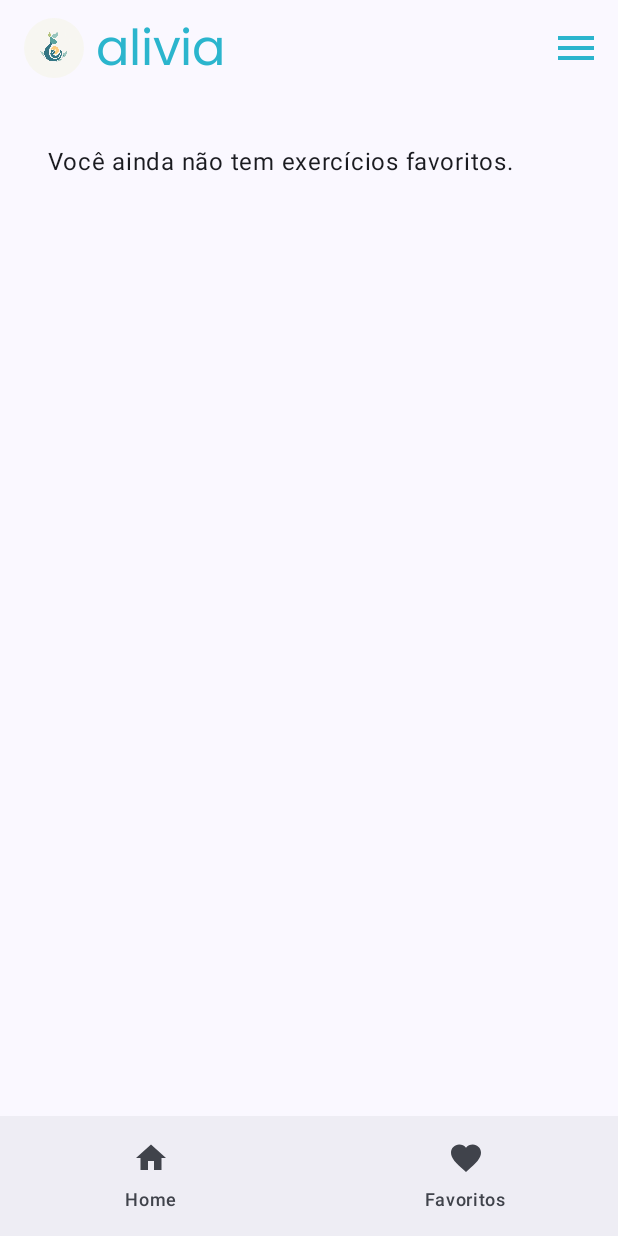
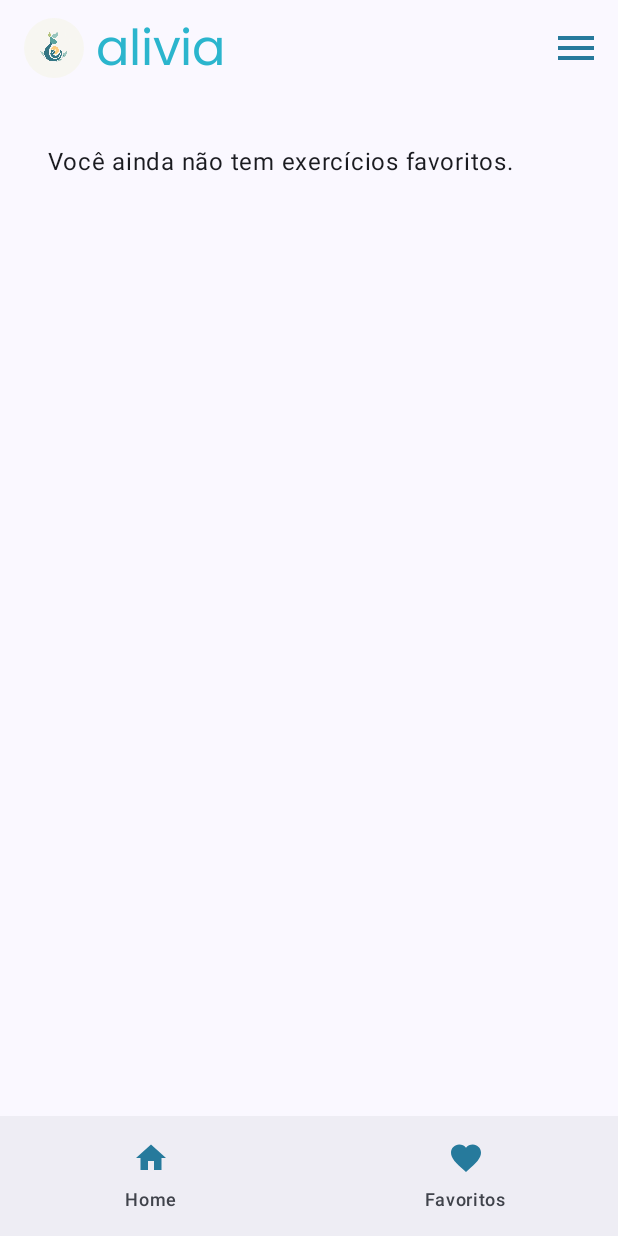
Before and after one commit to VictorCR18/Alivia, an Android app built with Jetpack Compose: the screen it shows after launch (MainActivity), item 2 of the bottom bar chosen, on a phone screen of 412 x 824 dp. Run offline under Robolectric (Android 15) with nearby library versions, the light colour scheme and no system bars; our stand-ins replace accompanist.

Commit message:
finalizado(eu acho)

```diff
--- a/app/src/main/java/com/example/alivia/models/TrainingData.kt
+++ b/app/src/main/java/com/example/alivia/models/TrainingData.kt
@@ -21,7 +21,6 @@ data class StretchingSession(
     val bodyPart: BodyPart, // Parte do corpo a ser trabalhada
     val exercises: List<StretchingExercise>, // Lista de exercícios para o treino
     val isFavorite: MutableState<Boolean> = mutableStateOf(false),
-    val isSubscribed: MutableState<Boolean> = mutableStateOf(false),
     val imageRes: Int // Imagem do treino
 )
 
@@ -42,7 +41,7 @@ val stretchingSessions = listOf(
                 name = "Alongamento de Isquiotibiais",
                 description = "Estique os músculos da parte de trás da coxa.",
                 duration = "30 segundos",
-                imageRes = R.drawable.img3,
+                imageRes = R.drawable.alongamento_de_isquiotibiais,
                 videoFileName = "videoplayback"
             ),
             StretchingExercise(
@@ -50,7 +49,7 @@ val stretchingSessions = listOf(
                 name = "Alongamento de Quadríceps",
                 description = "Estique os músculos da parte frontal da coxa.",
                 duration = "30 segundos",
-                imageRes = R.drawable.img3,
+                imageRes = R.drawable.alongamento_de_quadriceps,
                 videoFileName = "videoplayback"
             ),
             StretchingExercise(
@@ -58,13 +57,12 @@ val stretchingSessions = listOf(
                 name = "Alongamento de Panturrilha",
                 description = "Estique os músculos da panturrilha.",
                 duration = "20 segundos",
-                imageRes = R.drawable.img3,
+                imageRes = R.drawable.alongamento_de_panturrilha,
                 videoFileName = "videoplayback"
             )
         ),
         isFavorite = mutableStateOf(false),
-        isSubscribed = mutableStateOf(false),
-        imageRes = R.drawable.img3
+        imageRes = R.drawable.alongamento_pernas
     ),
     StretchingSession(
         id = 2,
@@ -77,7 +75,7 @@ val stretchingSessions = listOf(
                 name = "Alongamento de Bíceps",
                 description = "Estique os músculos do bíceps.",
                 duration = "20 segundos",
-                imageRes = R.drawable.img3,
+                imageRes = R.drawable.alongamento_de_biceps,
                 videoFileName = "videoplayback"
             ),
             StretchingExercise(
@@ -85,7 +83,7 @@ val stretchingSessions = listOf(
                 name = "Alongamento de Tríceps",
                 description = "Estique os músculos do tríceps.",
                 duration = "20 segundos",
-                imageRes = R.drawable.img3,
+                imageRes = R.drawable.alongamento_de_triceps,
                 videoFileName = "videoplayback"
             ),
             StretchingExercise(
@@ -93,13 +91,12 @@ val stretchingSessions = listOf(
                 name = "Alongamento de Ombros",
                 description = "Estique os músculos dos ombros.",
                 duration = "20 segundos",
-                imageRes = R.drawable.img3,
+                imageRes = R.drawable.alongamento_de_ombro,
                 videoFileName = "videoplayback"
             )
         ),
         isFavorite = mutableStateOf(false),
-        isSubscribed = mutableStateOf(false),
-        imageRes = R.drawable.img3
+        imageRes = R.drawable.alongamento_bracos
     ),
     StretchingSession(
         id = 3,
@@ -112,7 +109,7 @@ val stretchingSessions = listOf(
                 name = "Alongamento de Coluna",
                 description = "Estique a coluna, mantendo a postura correta.",
                 duration = "30 segundos",
-                imageRes = R.drawable.img3,
+                imageRes = R.drawable.alongamento_de_coluna,
                 videoFileName = "videoplayback"
             ),
             StretchingExercise(
@@ -120,7 +117,7 @@ val stretchingSessions = listOf(
                 name = "Alongamento de Lombar",
                 description = "Estique os músculos da região lombar.",
                 duration = "30 segundos",
-                imageRes = R.drawable.img3,
+                imageRes = R.drawable.alongamento_de_lombar,
                 videoFileName = "videoplayback"
             ),
             StretchingExercise(
@@ -128,13 +125,12 @@ val stretchingSessions = listOf(
                 name = "Alongamento de Trapézio",
                 description = "Alivie a tensão no trapézio.",
                 duration = "20 segundos",
-                imageRes = R.drawable.img3,
+                imageRes = R.drawable.alongamento_de_trapezio,
                 videoFileName = "videoplayback"
             )
         ),
         isFavorite = mutableStateOf(false),
-        isSubscribed = mutableStateOf(false),
-        imageRes = R.drawable.img3
+        imageRes = R.drawable.alongamento_costas
     ),
     StretchingSession(
         id = 4,
@@ -147,12 +143,11 @@ val stretchingSessions = listOf(
                 name = "Alongamento de Corpo Inteiro",
                 description = "Alongue todos os principais grupos musculares.",
                 duration = "60 segundos",
-                imageRes = R.drawable.img3,
+                imageRes = R.drawable.alongamento_de_corpo,
                 videoFileName = "videoplayback"
             )
         ),
         isFavorite = mutableStateOf(false),
-        isSubscribed = mutableStateOf(false),
-        imageRes = R.drawable.img3
+        imageRes = R.drawable.alongamento_corpo
     )
 )
--- a/app/src/main/java/com/example/alivia/ui/components/BottomNavigationBar.kt
+++ b/app/src/main/java/com/example/alivia/ui/components/BottomNavigationBar.kt
@@ -1,7 +1,6 @@
 package com.example.alivia.ui.components
 
 import androidx.compose.material.icons.Icons
-import androidx.compose.material.icons.filled.CheckCircle
 import androidx.compose.material.icons.filled.Favorite
 import androidx.compose.material.icons.filled.Home
 import androidx.compose.material3.Icon
@@ -9,6 +8,7 @@ import androidx.compose.material3.NavigationBar
 import androidx.compose.material3.NavigationBarItem
 import androidx.compose.material3.Text
 import androidx.compose.runtime.Composable
+import androidx.compose.ui.graphics.Color
 import androidx.navigation.NavHostController
 
 @Composable
@@ -16,7 +16,7 @@ fun BottomNavigationBar(navController: NavHostController) {
     NavigationBar {
         // Lista de itens com rotas, rótulos e ícones
         val items = listOf(
-            Triple("home", "Home", Icons.Default.Home),
+            Triple("home", "Home", Icons.Default.Home, ),
             Triple("favorites", "Favoritos", Icons.Default.Favorite)
         )
         items.forEach { (route, label, icon) ->
@@ -24,8 +24,9 @@ fun BottomNavigationBar(navController: NavHostController) {
                 icon = {
                     Icon(
                         icon,
-                        contentDescription = label
-                    )
+                        contentDescription = label,
+                        tint = Color(0xFF267A9C),
+                        )
                 }, // Ícone específico para cada item
                 label = { Text(label) },
                 selected = false, // Atualize a lógica de seleção, se necessário
--- a/app/src/main/java/com/example/alivia/ui/components/ImageCarousel.kt
+++ b/app/src/main/java/com/example/alivia/ui/components/ImageCarousel.kt
@@ -7,17 +7,19 @@ import androidx.compose.foundation.layout.Column
 import androidx.compose.foundation.layout.fillMaxWidth
 import androidx.compose.foundation.layout.height
 import androidx.compose.foundation.layout.padding
+import androidx.compose.material3.MaterialTheme
+import androidx.compose.material3.Text
 import androidx.compose.runtime.Composable
 import androidx.compose.ui.Alignment
 import androidx.compose.ui.Modifier
+import androidx.compose.ui.graphics.Brush
+import androidx.compose.ui.graphics.Color
 import androidx.compose.ui.layout.ContentScale
 import androidx.compose.ui.res.painterResource
 import androidx.compose.ui.unit.dp
-import androidx.compose.ui.graphics.Color
-import com.google.accompanist.pager.*
-import androidx.compose.material3.MaterialTheme
-import androidx.compose.material3.Text
-import androidx.compose.ui.graphics.Brush
+import com.google.accompanist.pager.HorizontalPager
+import com.google.accompanist.pager.HorizontalPagerIndicator
+import com.google.accompanist.pager.rememberPagerState
 
 @Composable
 fun ImageCarousel(imageList: List<Int>, levels: List<String>) {
@@ -83,8 +85,8 @@ fun ImageCarousel(imageList: List<Int>, levels: List<String>) {
             modifier = Modifier
                 .align(Alignment.CenterHorizontally)
                 .padding(16.dp, 16.dp, 16.dp, 0.dp),
-            activeColor = MaterialTheme.colorScheme.primary,
-            inactiveColor = Color.Gray
+            activeColor = Color(0xFF5DE9E0),
+            inactiveColor = Color(0xFF267A9C)
         )
     }
 }
--- a/app/src/main/java/com/example/alivia/ui/components/TopBar.kt
+++ b/app/src/main/java/com/example/alivia/ui/components/TopBar.kt
@@ -47,7 +47,6 @@ val customTextStyle = TextStyle(
 @ExperimentalMaterial3Api
 @Composable
 fun TopBar(
-//    onThemeToggle: () -> Unit,
     onOpenDrawer: () -> Unit
 ) {
     TopAppBar(
@@ -74,21 +73,12 @@ fun TopBar(
                 Spacer(modifier = Modifier.weight(1f)) // Empurra o ícone de menu para a direita
             }
         },
-//        navigationIcon = {
-//            IconButton(onClick = onOpenDrawer) { // Abrir o menu ao clicar no ícone
-//                Icon(Icons.Default.Menu, contentDescription = "Open Menu")
-//            }
-//        },
+
         actions = {
-//            IconButton(onClick = onThemeToggle) {
-//                Icon(
-//                    Icons.Default.BrightnessHigh, contentDescription = "Toggle Theme",
-//                )
-//            }
             IconButton(onClick = onOpenDrawer) {
                 Icon(
                     Icons.Default.Menu, contentDescription = "Open Menu",
-                    tint = Color(0xFF2BB5CD),
+                    tint = Color(0xFF267A9C),
                     modifier = Modifier.size(32.dp)
                 )
             }
--- a/app/src/main/java/com/example/alivia/ui/screens/HomeScreen.kt
+++ b/app/src/main/java/com/example/alivia/ui/screens/HomeScreen.kt
@@ -1,10 +1,6 @@
 package com.example.alivia.ui.screens
 
-import android.annotation.SuppressLint
-import android.app.NotificationChannel
-import android.app.NotificationManager
 import android.content.Context
-import android.os.Build
 import androidx.compose.foundation.Image
 import androidx.compose.foundation.background
 import androidx.compose.foundation.clickable
@@ -24,13 +20,12 @@ import androidx.compose.material3.Text
 import androidx.compose.runtime.Composable
 import androidx.compose.ui.Alignment
 import androidx.compose.ui.Modifier
+import androidx.compose.ui.draw.clip
 import androidx.compose.ui.graphics.Brush
 import androidx.compose.ui.graphics.Color
 import androidx.compose.ui.layout.ContentScale
 import androidx.compose.ui.res.painterResource
 import androidx.compose.ui.unit.dp
-import androidx.core.app.NotificationCompat
-import androidx.core.app.NotificationManagerCompat
 import androidx.navigation.NavHostController
 import com.example.alivia.R
 import com.example.alivia.models.stretchingSessions
@@ -41,9 +36,9 @@ fun HomeScreen(navController: NavHostController, context: Context) {
     Column {
         // Usar o componente do carrossel
         val images = listOf(
-            R.drawable.img3,
-            R.drawable.img3,
-            R.drawable.img3
+            R.drawable.iniciante,
+            R.drawable.intermediario,
+            R.drawable.avancado
         )
         // Lista com os níveis correspondentes às imagens
         val levels = listOf("beginner", "intermediate", "advanced")
@@ -75,7 +70,7 @@ fun HomeScreen(navController: NavHostController, context: Context) {
                             contentScale = ContentScale.Crop,
                             modifier = Modifier
                                 .fillMaxSize()
-//                                .clip(CardDefaults.shape)
+                                .clip(CardDefaults.shape)
                         )
 
                         // Gradiente de fundo
--- a/app/src/main/java/com/example/alivia/ui/screens/SettingsScreen.kt
+++ b/app/src/main/java/com/example/alivia/ui/screens/SettingsScreen.kt
@@ -11,9 +11,7 @@ import androidx.compose.foundation.layout.padding
 import androidx.compose.foundation.layout.size
 import androidx.compose.material.icons.Icons
 import androidx.compose.material.icons.automirrored.filled.ArrowBack
-import androidx.compose.material.icons.filled.Menu
 import androidx.compose.material3.Icon
-import androidx.compose.material3.IconButton
 import androidx.compose.material3.MaterialTheme
 import androidx.compose.material3.Switch
 import androidx.compose.material3.Text
@@ -22,7 +20,6 @@ import androidx.compose.runtime.mutableStateOf
 import androidx.compose.runtime.remember
 import androidx.compose.ui.Alignment
 import androidx.compose.ui.Modifier
-import androidx.compose.ui.graphics.Color
 import androidx.compose.ui.unit.dp
 import androidx.compose.ui.unit.sp
 import androidx.navigation.NavHostController
@@ -50,7 +47,6 @@ fun SettingsScreen(
         ) {
             Icon(
                 Icons.AutoMirrored.Filled.ArrowBack, contentDescription = "Back to Menu",
-                tint = MaterialTheme.colorScheme.primary,
                 modifier = Modifier
                     .size(32.dp)
                     .clickable {
--- a/app/src/main/java/com/example/alivia/ui/screens/TrainingDetailsScreen.kt
+++ b/app/src/main/java/com/example/alivia/ui/screens/TrainingDetailsScreen.kt
@@ -109,7 +109,7 @@ fun TrainingDetailsScreen(trainingId: String?, context: Context, navController:
                             Icon(
                                 imageVector = if (exercise.isFavorite.value) Icons.Default.Favorite else Icons.Default.FavoriteBorder,
                                 contentDescription = "Favorite",
-                                tint = MaterialTheme.colorScheme.primary,
+                                tint = Color(0xFF267A9C),
                                 modifier = Modifier
                                     .size(48.dp)
                                     .align(Alignment.TopEnd)
@@ -124,7 +124,7 @@ fun TrainingDetailsScreen(trainingId: String?, context: Context, navController:
                                 Image(
                                     painter = painterResource(id = exercise.imageRes),
                                     contentDescription = exercise.name,
-                                    contentScale = ContentScale.Crop,
+                                    contentScale = ContentScale.Fit,
                                     modifier = Modifier
                                         .size(120.dp) // Ajusta o tamanho da imagem
                                         .padding(8.dp) // Ajusta o espaçamento
```
Also changed, not shown: app/src/main/java/com/example/alivia/ui/screens/ExerciseExampleScreen.kt (+12 -2 lines), app/src/main/java/com/example/alivia/ui/screens/FavoriteScreen.kt (+10 -5 lines), app/src/main/java/com/example/alivia/ui/screens/HelpAndSupportScreen.kt (+5 -4 lines), app/src/main/java/com/example/alivia/ui/screens/ProfileScreen.kt (+14 -5 lines), app/src/main/res/drawable/img3.webp (deleted).
